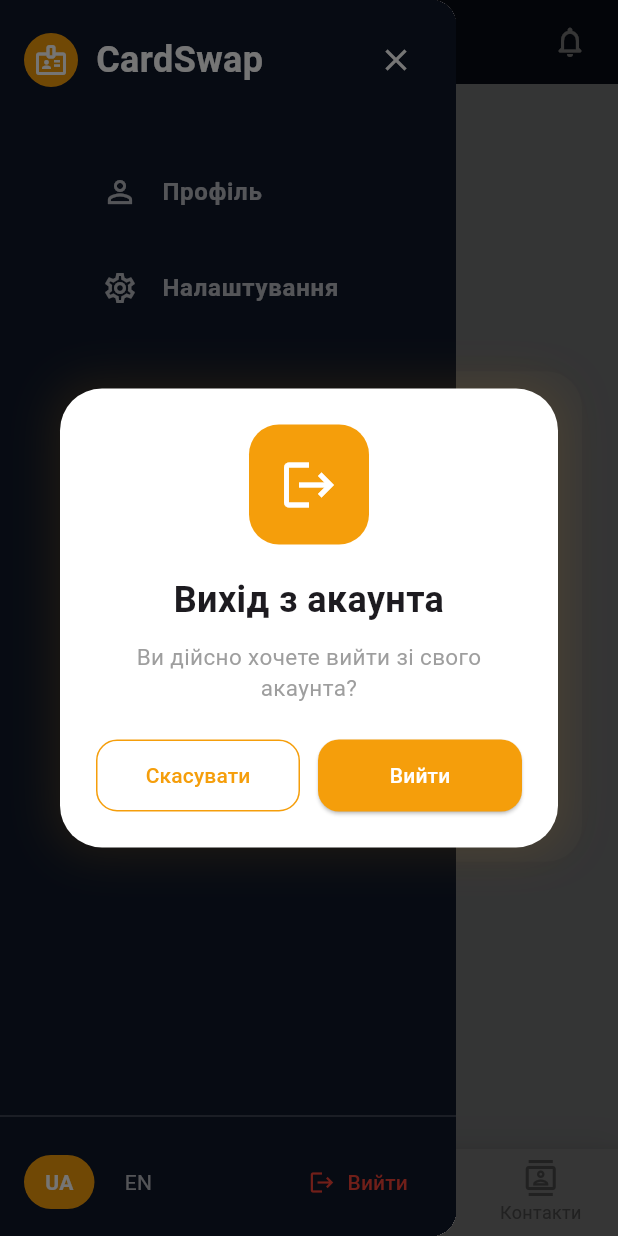
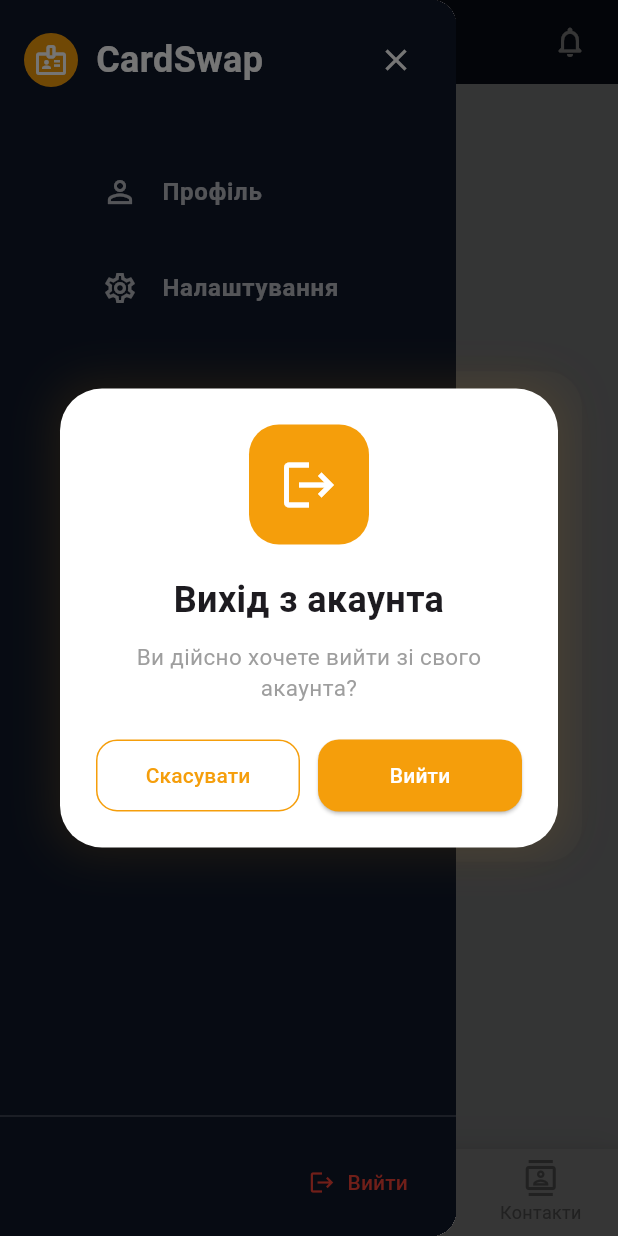
Before and after one commit to Lanovska-Sofiia10/CardSwap, a Flutter app: the screen it shows once a user with an empty profile is signed in, in the side drawer, after a tap on "Вийти", on a phone screen of 412 x 824 dp. Run offline on Flutter 3.47's test engine with Material 3 defaults, Android fonts, the phone set to English and light mode, and no system bars; our stand-ins replace cloud_firestore, dio, firebase_auth, firebase_core, firebase_messaging, firebase_storage and 6 more; missing offline and left inert: mobile_scanner; accounts and stored records are empty; network calls fail.

Commit message:
language selection fix

```diff
--- a/lib/widgets/home_drawer.dart
+++ b/lib/widgets/home_drawer.dart
@@ -89,32 +89,6 @@ class HomeDrawer extends StatelessWidget {
                 ),
                 child: Row(
                   children: [
-                    Container(
-                      padding: const EdgeInsets.symmetric(
-                        horizontal: 14,
-                        vertical: 8,
-                      ),
-                      decoration: BoxDecoration(
-                        color: const Color(0xFFF59E0B),
-                        borderRadius: BorderRadius.circular(20),
-                      ),
-                      child: const Text(
-                        'UA',
-                        style: TextStyle(
-                          color: Colors.white,
-                          fontWeight: FontWeight.bold,
-                        ),
-                      ),
-                    ),
-
-                    const SizedBox(width: 20),
-
-                    const Text(
-                      'EN',
-                      style: TextStyle(
-                        color: Colors.white70,
-                      ),
-                    ),
 
                     const Spacer(),
 
```
